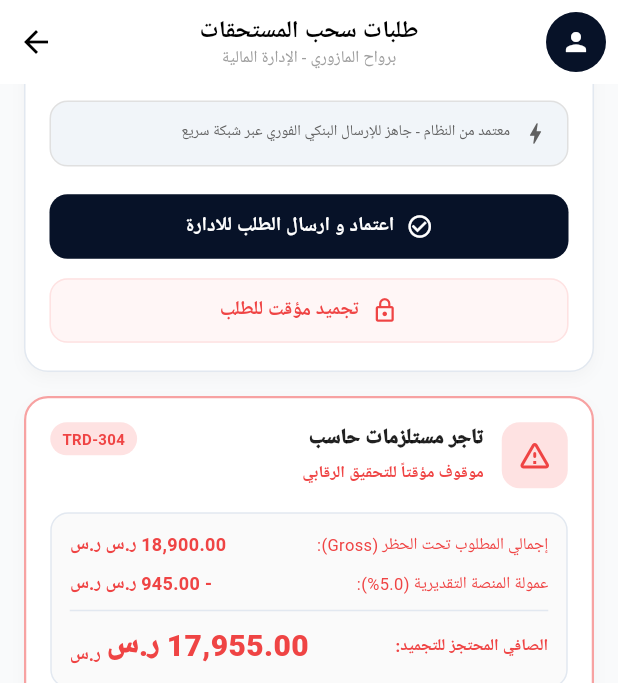
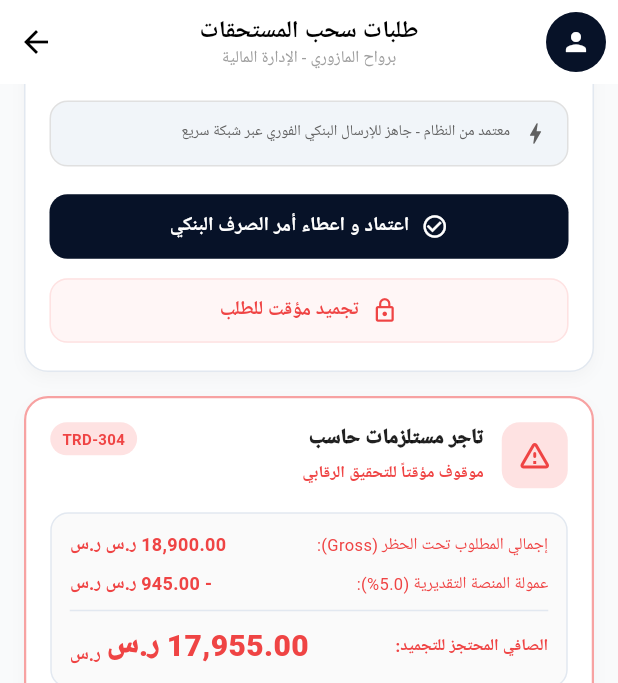
Before and after one commit to codeaurasol2000-lang/borwah-mng, a Flutter app: the MerchantWithdrawalsScreen screen opened directly, scrolled down 1086 dp, on a phone screen of 412 x 824 dp. Shown: the top 683 px of the screen. Run offline on Flutter 3.47's test engine with Material 3 defaults, Android fonts, the phone set to English and light mode, and no system bars; our stand-ins replace dartz, equatable, flutter_bloc, get_it.

Commit message:
fix: resolve ui overflow issues in merchant withdrawals screen

```diff
--- a/lib/features/presentation/screens/merchant_withdrawals_screen.dart
+++ b/lib/features/presentation/screens/merchant_withdrawals_screen.dart
@@ -158,13 +158,12 @@ class _MerchantWithdrawalsScreenState extends State<MerchantWithdrawalsScreen> {
                 const SizedBox(height: 20),
 
                 // 4. Filters
-                Row(
-                  mainAxisAlignment: MainAxisAlignment.start,
+                Wrap(
+                  spacing: 8,
+                  runSpacing: 8,
                   children: [
                     _buildFilterChip('الكل'),
-                    const SizedBox(width: 8),
                     _buildFilterChip('التجار'),
-                    const SizedBox(width: 8),
                     _buildFilterChip('المستخدمين'),
                   ],
                 ),
@@ -364,9 +363,13 @@ class _MerchantWithdrawalsScreenState extends State<MerchantWithdrawalsScreen> {
                       children: [
                         if (!isDanger && !isReady) const Icon(Icons.verified, color: AppColors.primaryDark, size: 14),
                         if (!isDanger && !isReady) const SizedBox(width: 4),
-                        Text(
+                        Expanded(
+                          child: Text(
                             req.beneficiaryRole,
                             style: TextStyle(fontSize: 11, color: isDanger ? AppColors.danger : Colors.grey.shade700, fontWeight: isDanger ? FontWeight.bold : FontWeight.normal),
+                            maxLines: 1,
+                            overflow: TextOverflow.ellipsis,
+                          ),
                         ),
                       ],
                     ),
@@ -404,7 +407,7 @@ class _MerchantWithdrawalsScreenState extends State<MerchantWithdrawalsScreen> {
                 Row(
                   mainAxisAlignment: MainAxisAlignment.spaceBetween,
                   children: [
-                    Text('إجمالي ${isDanger ? 'المطلوب تحت الحظر' : (isReady ? 'المستحقات' : 'المبلغ المطلوب')} (Gross):', style: TextStyle(fontSize: 11, color: isDanger ? AppColors.danger : Colors.grey.shade700)),
+                    Expanded(child: Text('إجمالي ${isDanger ? 'المطلوب تحت الحظر' : (isReady ? 'المستحقات' : 'المبلغ المطلوب')} (Gross):', style: TextStyle(fontSize: 11, color: isDanger ? AppColors.danger : Colors.grey.shade700))),
                     Text('${CurrencyFormatter.format(req.grossAmount)} ر.س', style: TextStyle(fontSize: 12, fontWeight: FontWeight.bold, color: isDanger ? AppColors.danger : Colors.black87)),
                   ],
                 ),
@@ -412,7 +415,7 @@ class _MerchantWithdrawalsScreenState extends State<MerchantWithdrawalsScreen> {
                 Row(
                   mainAxisAlignment: MainAxisAlignment.spaceBetween,
                   children: [
-                    Text('عمولة المنصة ${isDanger ? 'التقديرية' : 'والخدمات'} (${req.platformFeePercentage}%):', style: TextStyle(fontSize: 11, color: isDanger ? AppColors.danger : Colors.grey.shade700)),
+                    Expanded(child: Text('عمولة المنصة ${isDanger ? 'التقديرية' : 'والخدمات'} (${req.platformFeePercentage}%):', style: TextStyle(fontSize: 11, color: isDanger ? AppColors.danger : Colors.grey.shade700))),
                     Text('- ${CurrencyFormatter.format(req.platformFeeAmount)} ر.س', style: const TextStyle(fontSize: 12, fontWeight: FontWeight.bold, color: AppColors.danger)),
                   ],
                 ),
@@ -424,7 +427,8 @@ class _MerchantWithdrawalsScreenState extends State<MerchantWithdrawalsScreen> {
                   mainAxisAlignment: MainAxisAlignment.spaceBetween,
                   crossAxisAlignment: CrossAxisAlignment.center,
                   children: [
-                    Column(
+                    Expanded(
+                      child: Column(
                         crossAxisAlignment: CrossAxisAlignment.start,
                         children: [
                           Text(
@@ -437,11 +441,13 @@ class _MerchantWithdrawalsScreenState extends State<MerchantWithdrawalsScreen> {
                               children: [
                                 Icon(isReady ? Icons.flash_on : Icons.account_balance_wallet, size: 12, color: AppColors.primaryDark),
                                 const SizedBox(width: 4),
-                              Text(isReady ? 'الحساب البنكي\n${req.bankName}' : 'طريقة الصرف\nتحويل بنكي مجدول', style: const TextStyle(fontSize: 9, color: Colors.grey)),
+                                Expanded(child: Text(isReady ? 'الحساب البنكي\n${req.bankName}' : 'طريقة الصرف\nتحويل بنكي مجدول', style: const TextStyle(fontSize: 9, color: Colors.grey), maxLines: 2, overflow: TextOverflow.ellipsis)),
                               ],
                             ),
                         ],
                       ),
+                    ),
+                    const SizedBox(width: 8),
                     Row(
                       crossAxisAlignment: CrossAxisAlignment.end,
                       children: [
@@ -479,7 +485,7 @@ class _MerchantWithdrawalsScreenState extends State<MerchantWithdrawalsScreen> {
                             const SizedBox(width: 6),
                             const Text('المصرف المستلم:', style: TextStyle(fontSize: 11, color: Colors.grey)),
                             const SizedBox(width: 6),
-                            Text(req.bankName, style: const TextStyle(fontSize: 11, fontWeight: FontWeight.bold)),
+                            Expanded(child: Text(req.bankName, style: const TextStyle(fontSize: 11, fontWeight: FontWeight.bold), maxLines: 1, overflow: TextOverflow.ellipsis)),
                           ],
                         ),
                         const SizedBox(height: 8),
@@ -579,7 +585,7 @@ class _MerchantWithdrawalsScreenState extends State<MerchantWithdrawalsScreen> {
                 icon: Icon(isDanger ? Icons.folder_off_outlined : Icons.check_circle_outline, size: 18),
                 onPressed: () {},
                 label: Text(
-                  isDanger ? 'الرفض و اشعار العميل' : 'اعتماد و ارسال الطلب للادارة',
+                  isDanger ? 'الرفض و اشعار العميل' : (isReady ? 'اعتماد و اعطاء أمر الصرف البنكي' : 'اعتماد و ارسال الطلب للادارة'),
                   style: const TextStyle(fontSize: 13, fontWeight: FontWeight.bold),
                 ),
               ),
```
Lines whose indentation alone changed are shown as unchanged.
